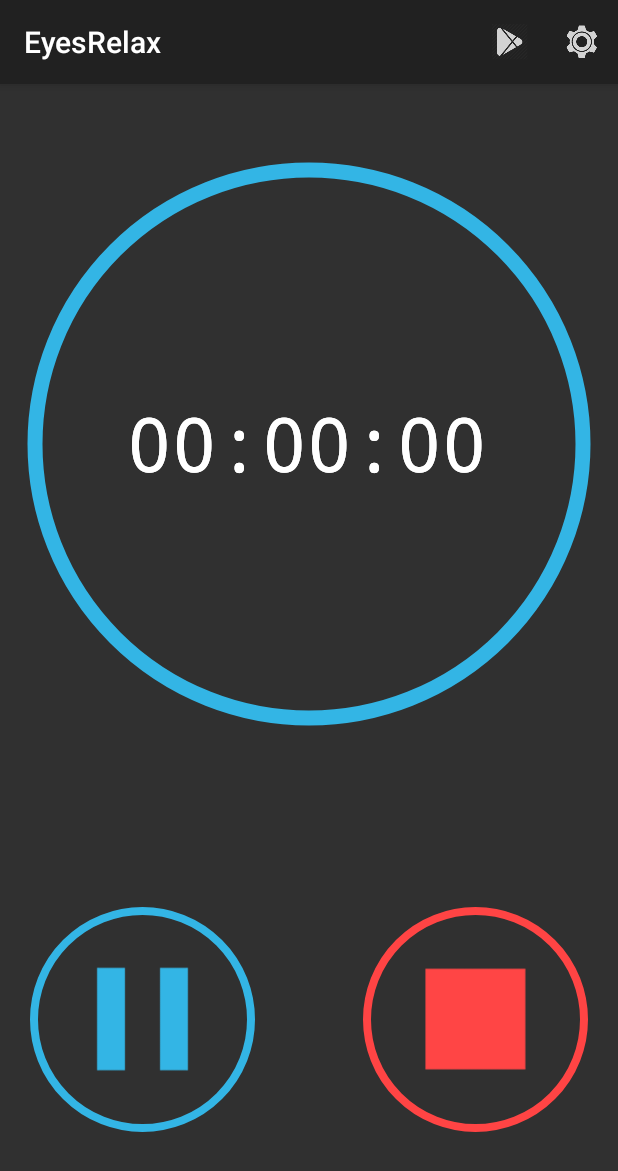
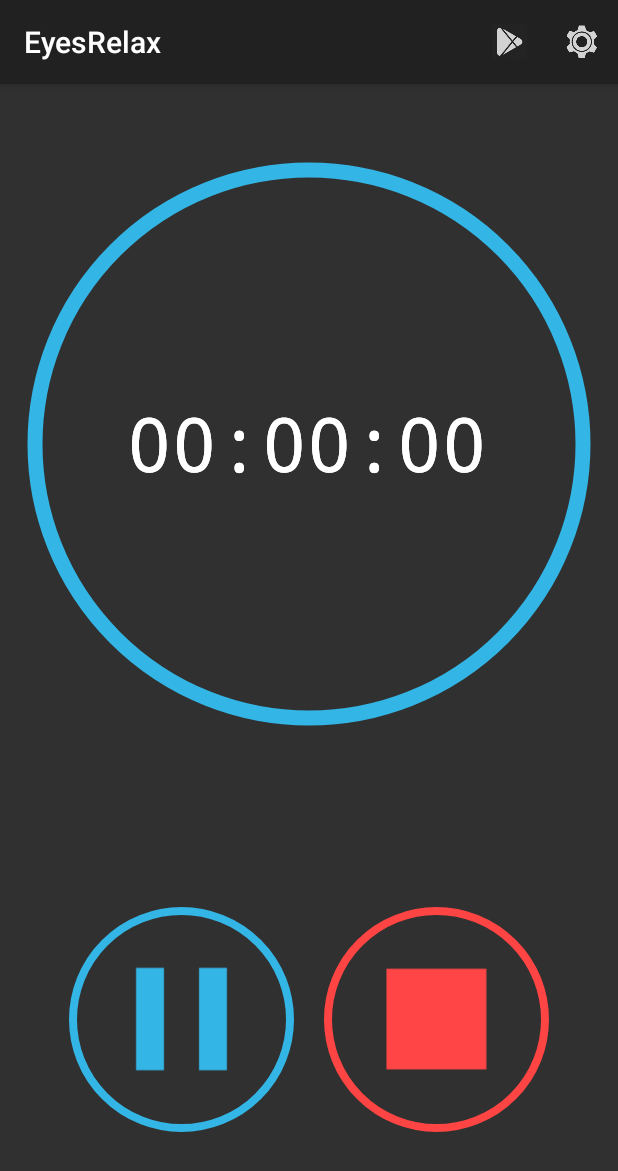
Before and after one commit to yaroslav-shlapak/EyesRelax, an Android app: the screen it shows after launch (MainActivity), after a tap on an icon or button, on a phone screen of 412 x 824 dp. Shown: the top 1171 px of the screen. Run offline under Robolectric (Android 15) with nearby library versions, the phone set to English and light mode, and no system bars; 1 statement that could not run was skipped.

Commit message:
pause and stop buttons were put into container
Signed-off-by: y.shlapak <y.shlapak@samsung.com>

```diff
--- a/app/src/main/java/com/voidgreen/eyesrelax/EyesRelaxSettingsActivity.java
+++ b/app/src/main/java/com/voidgreen/eyesrelax/EyesRelaxSettingsActivity.java
@@ -1,6 +1,7 @@
 package com.voidgreen.eyesrelax;
 
 import android.content.SharedPreferences;
+import android.content.res.Resources;
 import android.os.Bundle;
 import android.preference.Preference;
 import android.preference.PreferenceActivity;
@@ -41,13 +42,14 @@ public class EyesRelaxSettingsActivity extends PreferenceActivity implements Sha
     }
 
     private void updatePrefSummary(Preference p) {
+        Resources resources = getResources();
         if (p instanceof NumberPickerRelaxPreference) {
             NumberPickerRelaxPreference preference = (NumberPickerRelaxPreference) p;
-            p.setSummary(preference.VALUES[preference.getValue()] + " seconds");
+            p.setSummary(preference.VALUES[preference.getValue()] + " " + resources.getString(R.string.seconds));
         }
         if (p instanceof NumberPickerWorkPreference) {
             NumberPickerWorkPreference preference = (NumberPickerWorkPreference) p;
-            p.setSummary(preference.VALUES[preference.getValue()] + " minutes");
+            p.setSummary(preference.VALUES[preference.getValue()] + " " + resources.getString(R.string.minutes));
         }
     }
 
--- a/app/src/main/res/layout-land/pause_stop_button_layout.xml
+++ b/app/src/main/res/layout-land/pause_stop_button_layout.xml
@@ -4,18 +4,24 @@
     android:layout_height="match_parent"
     android:orientation="vertical">
 
+
+    <RelativeLayout
+        android:layout_width="wrap_content"
+        android:layout_height="wrap_content"
+        android:layout_centerHorizontal="true"
+        android:layout_centerVertical="true">
+
         <Button
             android:id="@+id/pauseButton"
             android:layout_width="@dimen/buttons_size"
             android:layout_height="@dimen/buttons_size"
-        android:layout_alignParentBottom="true"
-        android:layout_centerHorizontal="true"
-        android:layout_marginBottom="@dimen/buttons_margin"
             android:background="@drawable/button_pause"
 
             android:text="Pause"
             android:textColor="@color/white"
-        android:textSize="@dimen/buttons_text_size" />/>
+            android:textSize="@dimen/buttons_text_size"
+            android:layout_below="@+id/stopButton"
+            android:layout_marginTop="@dimen/buttons_margin" />
 
         <Button
             android:id="@+id/stopButton"
@@ -23,11 +29,11 @@
             android:layout_height="@dimen/buttons_size"
             android:layout_alignParentTop="true"
             android:layout_centerHorizontal="true"
-        android:layout_marginTop="@dimen/buttons_margin"
             android:background="@drawable/button_stop"
 
             android:text="Stop"
             android:textColor="@color/white"
             android:textSize="@dimen/buttons_text_size" />
+    </RelativeLayout>
 
 </RelativeLayout>
--- a/app/src/main/res/layout/pause_stop_button_layout.xml
+++ b/app/src/main/res/layout/pause_stop_button_layout.xml
@@ -4,33 +4,37 @@
     android:layout_height="match_parent"
     android:orientation="horizontal">
 
+    <RelativeLayout
+        android:layout_width="wrap_content"
+        android:layout_height="wrap_content"
+        android:layout_centerHorizontal="true"
+        android:layout_centerVertical="true">
+
         <Button
             android:id="@+id/pauseButton"
             android:layout_width="@dimen/buttons_size"
             android:layout_height="@dimen/buttons_size"
-        android:layout_alignParentLeft="true"
-        android:layout_alignParentStart="true"
+            android:background="@drawable/button_pause"
             android:layout_centerVertical="true"
-        android:layout_marginLeft="@dimen/buttons_margin"
-        android:layout_marginStart="@dimen/buttons_margin"
-        android:background="@drawable/button_pause"
 
             android:text="Pause"
             android:textColor="@color/white"
-        android:textSize="@dimen/buttons_text_size" />/>
+            android:textSize="@dimen/buttons_text_size"
+
+            android:layout_marginTop="@dimen/buttons_margin" />
 
         <Button
             android:id="@+id/stopButton"
             android:layout_width="@dimen/buttons_size"
             android:layout_height="@dimen/buttons_size"
-        android:layout_alignParentEnd="true"
-        android:layout_alignParentRight="true"
             android:layout_centerVertical="true"
-        android:layout_marginEnd="@dimen/buttons_margin"
-        android:layout_marginRight="@dimen/buttons_margin"
             android:background="@drawable/button_stop"
+            android:layout_toRightOf="@+id/pauseButton"
+            android:layout_marginLeft="@dimen/buttons_margin"
+
             android:text="Stop"
             android:textColor="@color/white"
             android:textSize="@dimen/buttons_text_size" />
+    </RelativeLayout>
 
 </RelativeLayout>
--- a/app/src/main/res/values-land/dimens.xml
+++ b/app/src/main/res/values-land/dimens.xml
@@ -7,7 +7,7 @@
     <dimen name="progress_other_text_size">20sp</dimen>
     <dimen name="buttons_text_size">0sp</dimen>
     <dimen name="buttons_size">130dp</dimen>
-    <dimen name="buttons_margin">5dp</dimen>
+    <dimen name="buttons_margin">10dp</dimen>
     <dimen name="progress_width">350dp</dimen>
     <dimen name="progress_icon_height">30dp</dimen>
 </resources>
--- a/app/src/main/res/values/strings.xml
+++ b/app/src/main/res/values/strings.xml
@@ -56,4 +56,7 @@
     <string name="otherSettings">OTHER</string>
 
     <string name="timeLeftNotification">Time left: </string>
+
+    <string name="minutes"> minutes</string>
+    <string name="seconds"> seconds</string>
 </resources>
```
Also changed, not shown: 2 other files. Lines whose indentation alone changed are shown as unchanged.
